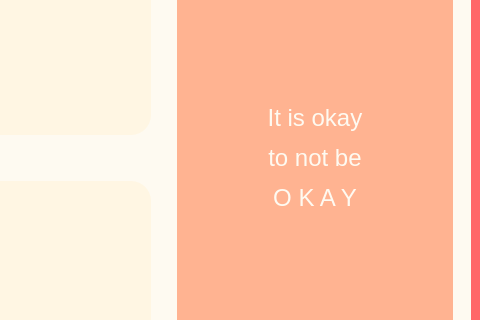
suwubham/sirani, file source_code/homescreen.ui: the form before one commit; both pictures show x 657 to 1137 and y 245 to 565 of the 1137 by 677 pixel window.
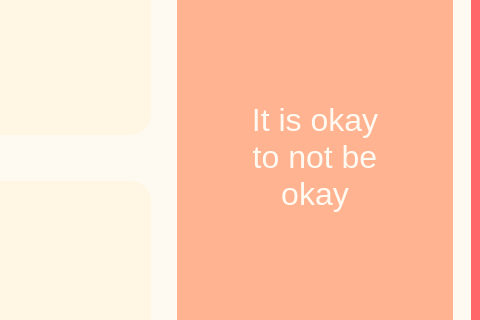
The form after the commit. Icons and pictures are not drawn.

```diff
--- a/source_code/homescreen.ui
+++ b/source_code/homescreen.ui
@@ -619,10 +619,10 @@
  background-position: bottom;
 background-image: url(:/IMG/dashboardbg-05.png);
 background-repeat: repeat-x;
-font-family:'FONTSPRING DEMO - Pontiac Black'; font-size:18pt; color:#FEFAF1; </string>
+font-family:'FONTSPRING DEMO - Pontiac Black'; font-size:24pt; color:#FEFAF1; </string>
                  </property>
                  <property name="text">
-                  <string>&lt;html&gt;&lt;head/&gt;&lt;body&gt;&lt;p align=&quot;center&quot;&gt;It is okay&lt;/p&gt;&lt;p align=&quot;center&quot;&gt;to not be&lt;/p&gt;&lt;p align=&quot;center&quot;&gt;O K A Y&lt;/p&gt;&lt;/body&gt;&lt;/html&gt;</string>
+                  <string>It is okay &lt;br&gt; to not be &lt;br&gt; okay</string>
                  </property>
                  <property name="alignment">
                   <set>Qt::AlignCenter</set>
```
